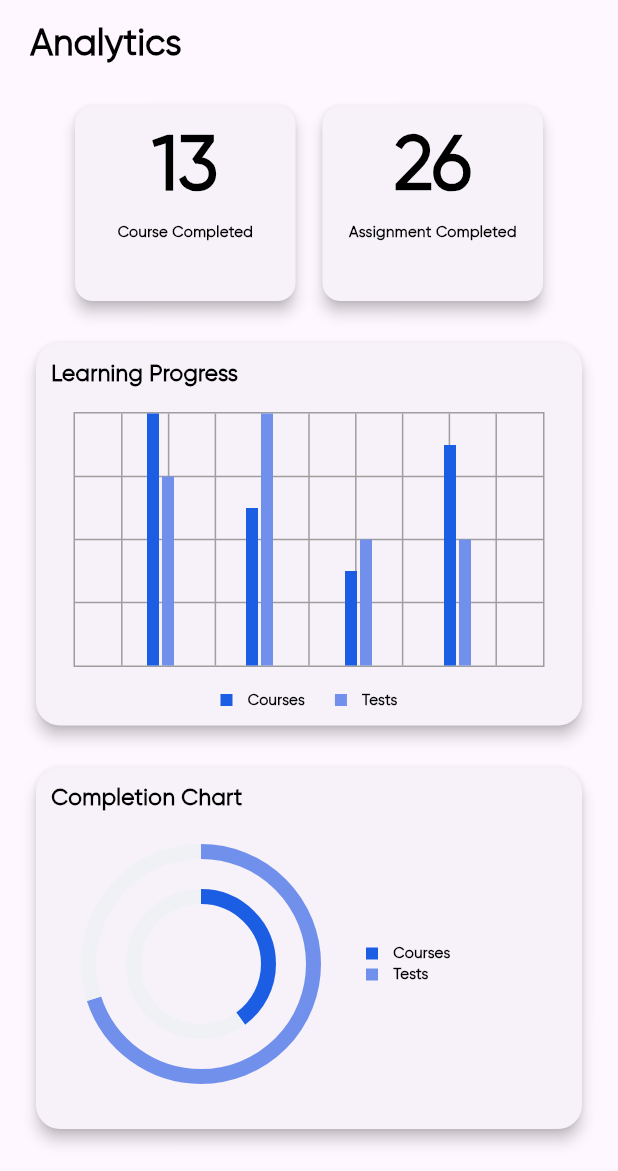
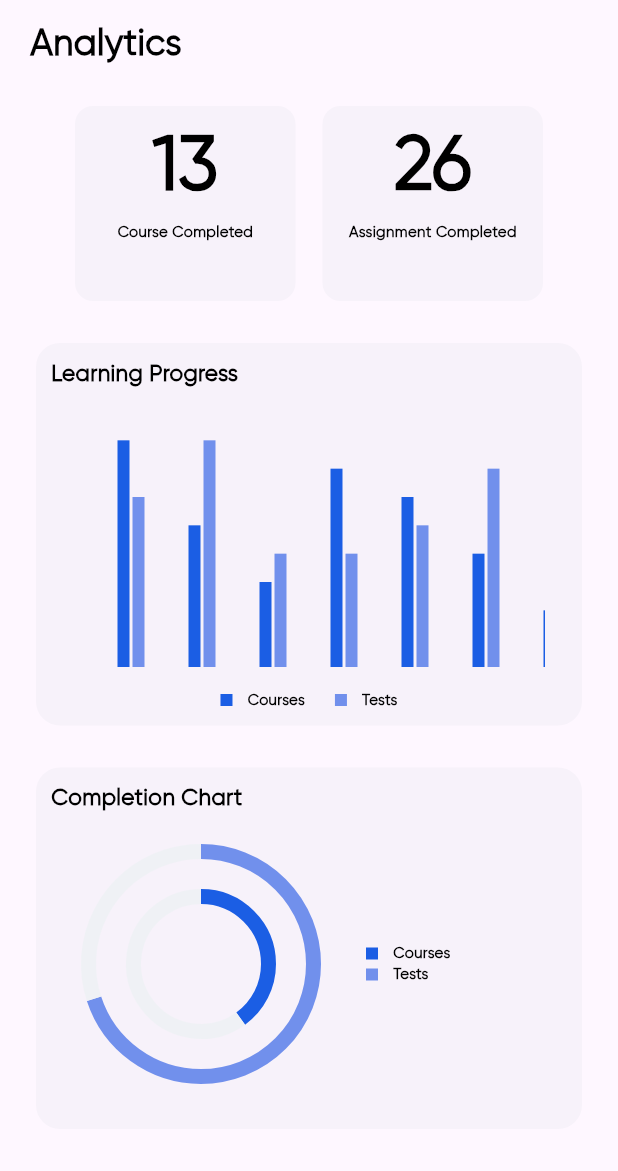
Before and after one commit to MAHESWARI-ROUT/Finverse, a Flutter app: the AnalyticsView screen opened by its route, on a phone screen of 412 x 824 dp, the part 65-1236 px from its top. Run offline on Flutter 3.47's test engine with Material 3 defaults, Android fonts, the light colour scheme and no system bars; drawn by our look-alikes of fl_chart; our stand-ins replace carousel_slider, dotted_border, font_awesome_flutter, get, image_picker.

Commit message:
pro padge position fixed

```diff
--- a/lib/views/analytics_view.dart
+++ b/lib/views/analytics_view.dart
@@ -1,7 +1,7 @@
 import 'package:finverse/common/app_colors.dart';
 import 'package:finverse/common/device_utilities.dart';
 import 'package:finverse/common/fonts.dart';
-import 'package:finverse/models/app_title.dart';
+import 'package:finverse/widgets/app_title.dart';
 import 'package:finverse/widgets/circular_container.dart';
 import 'package:finverse/widgets/completion_chart.dart';
 import 'package:finverse/widgets/learning_progress_chart.dart';
@@ -47,7 +47,7 @@ class AnalyticsView extends StatelessWidget {
                   SizedBox(
                     width: 155,
                     child: Card(
-                      elevation: 4,
+                      elevation: 0,
                       child: CircularContainer(
                         radius: 12,
                         height: 130,
@@ -77,7 +77,7 @@ class AnalyticsView extends StatelessWidget {
                   SizedBox(
                     width: 155,
                     child: Card(
-                      elevation: 4,
+                      elevation: 0,
                       child: CircularContainer(
                         radius: 12,
                         height: 130,
@@ -107,7 +107,7 @@ class AnalyticsView extends StatelessWidget {
               ),
               SizedBox(height: 20),
               Card(
-                elevation: 4,
+                elevation: 0,
                 shape: RoundedRectangleBorder(
                   borderRadius: BorderRadius.circular(16),
                 ),
@@ -168,7 +168,7 @@ class AnalyticsView extends StatelessWidget {
               ),
               SizedBox(height: 20),
               Card(
-                elevation: 4,
+                elevation: 0,
                 shape: RoundedRectangleBorder(
                   borderRadius: BorderRadius.circular(16),
                 ),
--- a/lib/views/commun_home_view.dart
+++ b/lib/views/commun_home_view.dart
@@ -2,7 +2,7 @@ import 'package:finverse/common/app_colors.dart';
 import 'package:finverse/common/device_utilities.dart';
 import 'package:finverse/common/fonts.dart';
 import 'package:finverse/controllers/commun_controller.dart';
-import 'package:finverse/models/app_title.dart';
+import 'package:finverse/widgets/app_title.dart';
 import 'package:finverse/widgets/chat_box.dart';
 import 'package:finverse/widgets/commun_card.dart';
 import 'package:finverse/widgets/custom_card.dart';
--- a/lib/views/congrats_view.dart
+++ b/lib/views/congrats_view.dart
@@ -14,7 +14,9 @@ class CongratsView extends GetView {
     return Scaffold(
       appBar: AppBar(
         leading: IconButton(
-          onPressed: () {},
+          onPressed: () {
+            Get.offAllNamed("/");
+          },
           icon: Icon(Icons.arrow_back, color: AppColors.blueTitle),
         ),
       ),
--- a/lib/views/error_view.dart
+++ b/lib/views/error_view.dart
@@ -3,7 +3,7 @@ import 'dart:async';
 import 'package:finverse/common/app_colors.dart';
 import 'package:finverse/common/device_utilities.dart';
 import 'package:finverse/common/fonts.dart';
-import 'package:finverse/models/app_title.dart';
+import 'package:finverse/widgets/app_title.dart';
 import 'package:flutter/material.dart';
 import 'package:get/get.dart';
 import 'package:get/state_manager.dart';
--- a/lib/views/full_commun_view.dart
+++ b/lib/views/full_commun_view.dart
@@ -1,7 +1,7 @@
 import 'package:finverse/common/app_colors.dart';
 import 'package:finverse/common/device_utilities.dart';
 import 'package:finverse/common/fonts.dart';
-import 'package:finverse/models/app_title.dart';
+import 'package:finverse/widgets/app_title.dart';
 import 'package:finverse/models/commun_question.dart';
 import 'package:finverse/widgets/chat_box.dart';
 import 'package:finverse/widgets/comment_section.dart';
--- a/lib/views/home_view.dart
+++ b/lib/views/home_view.dart
@@ -1,7 +1,7 @@
 import 'package:finverse/common/app_colors.dart';
 import 'package:finverse/common/device_utilities.dart';
 import 'package:finverse/common/fonts.dart';
-import 'package:finverse/models/app_title.dart';
+import 'package:finverse/widgets/app_title.dart';
 import 'package:finverse/widgets/carousel_bannerslider.dart';
 import 'package:finverse/widgets/courses_list.dart';
 import 'package:finverse/widgets/custom_card.dart';
--- a/lib/views/live_view.dart
+++ b/lib/views/live_view.dart
@@ -2,7 +2,7 @@ import 'package:finverse/common/app_colors.dart';
 import 'package:finverse/common/device_utilities.dart';
 import 'package:finverse/common/fonts.dart';
 import 'package:finverse/controllers/course_controller.dart';
-import 'package:finverse/models/app_title.dart';
+import 'package:finverse/widgets/app_title.dart';
 import 'package:finverse/widgets/chat_box.dart';
 import 'package:finverse/widgets/comment_section.dart';
 import 'package:flutter/material.dart';
--- a/lib/views/profile_view.dart
+++ b/lib/views/profile_view.dart
@@ -14,6 +14,7 @@ class ProfileView extends GetView {
   Widget build(BuildContext context) {
     return Stack(
       children: [
+        //profile avatar
         Container(
           decoration: BoxDecoration(
             gradient: LinearGradient(
@@ -37,6 +38,8 @@ class ProfileView extends GetView {
               child: Stack(
                 alignment: Alignment.center,
                 children: [
+
+                  //outer circular container + fin learner
                   CircularContainer(
                     paddingValue: 0,
                     isgradient: true,
@@ -87,6 +90,8 @@ class ProfileView extends GetView {
                       ),
                     ),
                   ),
+
+                  //inner circular container + user name
                   Align(
                     alignment: Alignment.center,
                     child: CircularContainer(
@@ -129,11 +134,16 @@ class ProfileView extends GetView {
                       ),
                     ),
                   ),
+
+                  //avatar image + pro badge
                   Align(
                     alignment: Alignment.center,
-                    child: CircularContainer(
+                    child: Stack(
+                      clipBehavior: Clip.none,
+                      alignment: Alignment.center,
+                      children: [
+                        CircularContainer(
                           paddingValue: 0,
-
                           radius: 150,
                           color: Color(0xFF3B37F5),
                           height: 150,
@@ -147,27 +157,30 @@ class ProfileView extends GetView {
                             ),
                           ),
                         ),
-                  ),
+
+                        //pro badge
                         Positioned(
-                    top: DeviceUtilities.screenHeight(context) * 0.335,
-                    left: 0,
-                    right: 0,
+                          bottom: -5,
                           child: Align(
-                      alignment: Alignment.center,
+                            alignment: Alignment.bottomCenter,
                             child: CircularContainer(
                               radius: 20,
                               height: 20,
                               width: 40,
                               color: Color(0xFF3B37F5),
-                        child: Center(
-                          child: Text(
-                            '🗯️ Pro',
+                              child: Row(
+                                mainAxisAlignment: MainAxisAlignment.center,
+                                children: [
+                                  Image.asset('assets/icons/pro_star.png',width: 10,),
+                                  Text(
+                                    ' Pro',
                                     style: Fonts.montserratBold.copyWith(
-                              fontSize: 6,
+                                      fontSize: 7,
                                       color: AppColors.textW,
                                       decoration: TextDecoration.none,
                                     ),
                                   ),
+                                ],
                               ),
                             ),
                           ),
@@ -175,8 +188,17 @@ class ProfileView extends GetView {
                       ],
                     ),
                   ),
+
+
+
+
+                ],
               ),
             ),
+          ),
+        ),
+
+        //Back button
         Positioned(
           top: DeviceUtilities.screenHeight(context) * 0.04,
           left: DeviceUtilities.screenWidth(context) * 0.02,
@@ -188,6 +210,7 @@ class ProfileView extends GetView {
           ),
         ),
 
+        //Fin Score
         Positioned(
           left: 0,
           right: 0,
@@ -227,6 +250,8 @@ class ProfileView extends GetView {
             ),
           ),
         ),
+
+        //bottom part of the screen
         Positioned(
           left: 0,
           right: 0,
--- a/lib/views/video_interface_view.dart
+++ b/lib/views/video_interface_view.dart
@@ -2,7 +2,7 @@ import 'package:finverse/common/app_colors.dart';
 import 'package:finverse/common/device_utilities.dart';
 import 'package:finverse/common/fonts.dart';
 import 'package:finverse/controllers/assignment_controller.dart';
-import 'package:finverse/models/app_title.dart';
+import 'package:finverse/widgets/app_title.dart';
 import 'package:finverse/widgets/circular_container.dart';
 import 'package:finverse/widgets/custom_card.dart';
 import 'package:finverse/widgets/image_banner.dart';
--- a/lib/widgets/learning_progress_chart.dart
+++ b/lib/widgets/learning_progress_chart.dart
@@ -7,34 +7,7 @@ class LearningProgressChart extends StatelessWidget {
 
   @override
   Widget build(BuildContext context) {
-    return Padding(
-      padding: const EdgeInsets.all(15.0),
-      child: SizedBox.expand(
-        child: BarChart(
-          BarChartData(
-            borderData: FlBorderData(
-              border: Border(
-                top: BorderSide(color: AppColors.texthint, width: 1),
-                right: BorderSide(color: AppColors.texthint, width: 1),
-                left: BorderSide(color: AppColors.texthint, width: 1),
-                bottom: BorderSide(color: AppColors.texthint, width: 1),
-              ),
-            ),
-            gridData: FlGridData(
-              drawHorizontalLine: true,
-              drawVerticalLine: true,
-              getDrawingHorizontalLine: (value) => FlLine(
-                color: AppColors.texthint,
-                strokeWidth: 1,
-                dashArray: null,
-              ),
-              getDrawingVerticalLine: (value) => FlLine(
-                color: AppColors.texthint,
-                strokeWidth: 1,
-                dashArray: null,
-              ),
-            ),
-            barGroups: [
+    final barGroups = [
       BarChartGroupData(
         x: 0,
         barRods: [
@@ -51,7 +24,7 @@ class LearningProgressChart extends StatelessWidget {
         ],
       ),
       BarChartGroupData(
-                x: 2,
+        x: 1,
         barRods: [
           BarChartRodData(
             toY: 5,
@@ -95,8 +68,134 @@ class LearningProgressChart extends StatelessWidget {
           ),
         ],
       ),
+      BarChartGroupData(
+        x: 4,
+        barRods: [
+          BarChartRodData(
+            toY: 6,
+            color: AppColors.barColor1,
+            borderRadius: BorderRadius.circular(0),
+          ),
+          BarChartRodData(
+            toY: 5,
+            color: AppColors.barColor2,
+            borderRadius: BorderRadius.circular(0),
+          ),
         ],
+      ),
+      BarChartGroupData(
+        x: 5,
+        barRods: [
+          BarChartRodData(
+            toY: 4,
+            color: AppColors.barColor1,
+            borderRadius: BorderRadius.circular(0),
+          ),
+          BarChartRodData(
+            toY: 7,
+            color: AppColors.barColor2,
+            borderRadius: BorderRadius.circular(0),
+          ),
+        ],
+      ),
+      BarChartGroupData(
+        x: 6,
+        barRods: [
+          BarChartRodData(
+            toY: 2,
+            color: AppColors.barColor1,
+            borderRadius: BorderRadius.circular(0),
+          ),
+          BarChartRodData(
+            toY: 3,
+            color: AppColors.barColor2,
+            borderRadius: BorderRadius.circular(0),
+          ),
+        ],
+      ),
+      BarChartGroupData(
+        x: 7,
+        barRods: [
+          BarChartRodData(
+            toY: 9,
+            color: AppColors.barColor1,
+            borderRadius: BorderRadius.circular(0),
+          ),
+          BarChartRodData(
+            toY: 6,
+            color: AppColors.barColor2,
+            borderRadius: BorderRadius.circular(0),
+          ),
+        ],
+      ),
+      BarChartGroupData(
+        x: 8,
+        barRods: [
+          BarChartRodData(
+            toY: 7,
+            color: AppColors.barColor1,
+            borderRadius: BorderRadius.circular(0),
+          ),
+          BarChartRodData(
+            toY: 8,
+            color: AppColors.barColor2,
+            borderRadius: BorderRadius.circular(0),
+          ),
+        ],
+      ),
+      BarChartGroupData(
+        x: 9,
+        barRods: [
+          BarChartRodData(
+            toY: 5,
+            color: AppColors.barColor1,
+            borderRadius: BorderRadius.circular(0),
+          ),
+          BarChartRodData(
+            toY: 7,
+            color: AppColors.barColor2,
+            borderRadius: BorderRadius.circular(0),
+          ),
+        ],
+      ),
+      BarChartGroupData(
+        x: 10,
+        barRods: [
+          BarChartRodData(
+            toY: 4,
+            color: AppColors.barColor1,
+            borderRadius: BorderRadius.circular(0),
+          ),
+          BarChartRodData(
+            toY: 6,
+            color: AppColors.barColor2,
+            borderRadius: BorderRadius.circular(0),
+          ),
+        ],
+      ),
+      // Add more BarChartGroupData if needed
+    ];
+
+    const int visibleGroupCount = 7;
+    const double groupWidth = 50.0;
+
+    return Padding(
+      padding: const EdgeInsets.all(15.0),
+      child: SingleChildScrollView(
+        scrollDirection: Axis.horizontal,
+        child: SizedBox(
+          width: barGroups.length * groupWidth,
+          height: 300, // Adjust the height as needed
+          child: BarChart(
+            BarChartData(
+              borderData: FlBorderData(show: false),
+              gridData: FlGridData(
+                drawHorizontalLine: false,
+                drawVerticalLine: false,
+              ),
+              barGroups: barGroups,
               titlesData: FlTitlesData(show: false),
+            ),
           ),
         ),
       ),
--- a/pubspec.yaml
+++ b/pubspec.yaml
@@ -70,6 +70,7 @@ flutter:
   assets:
     - assets/fonts/
     - assets/images/
+    - assets/icons/
     - assets/questions/courses.json
     - assets/questions/questions.json
     - assets/questions/commun.json
```
Also changed, not shown: assets/icons/pro_star.png (added), lib/widgets/app_title.dart (renamed from lib/models/app_title.dart). Lines whose indentation alone changed are shown as unchanged.
